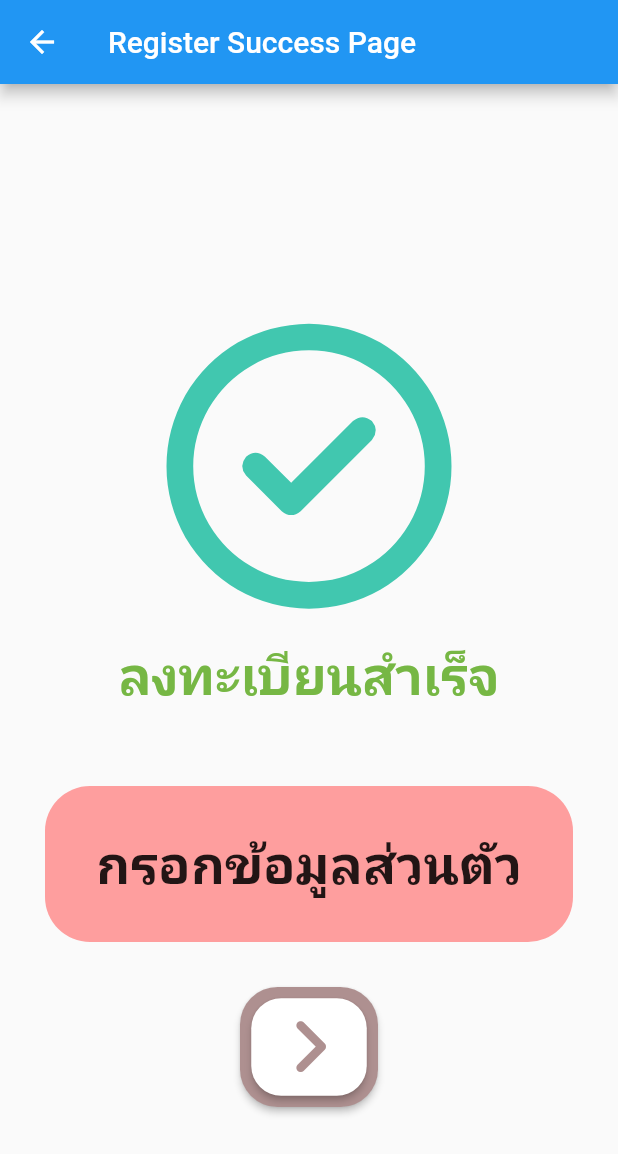
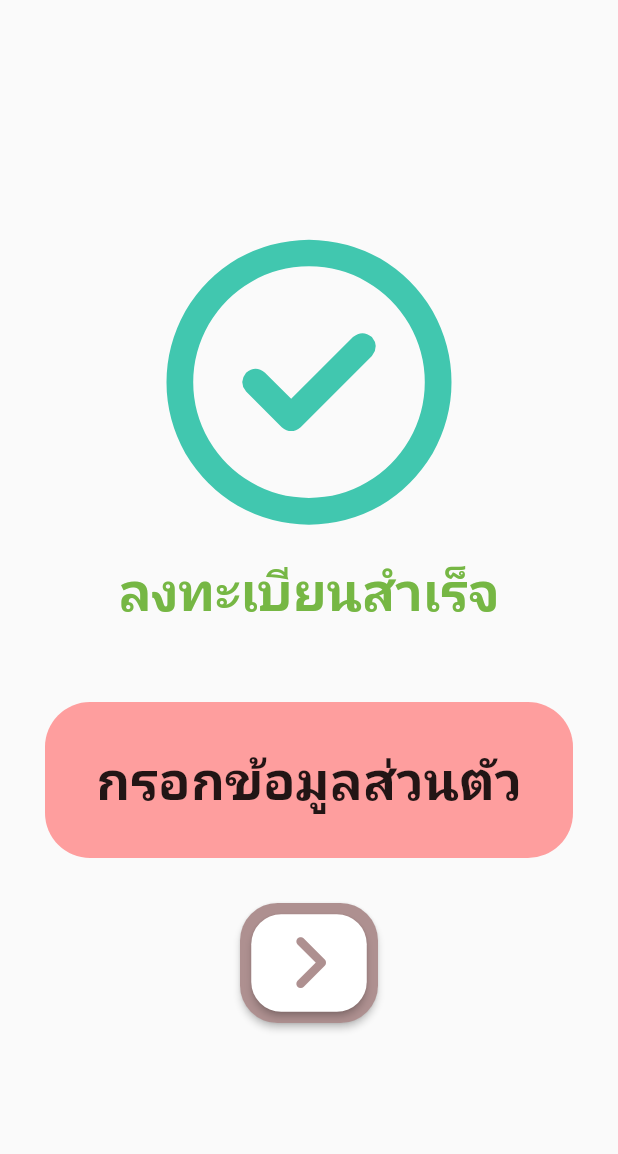
Before and after one commit to AINutritionProject/KinDeeUDee, a Flutter app: the RegisterSuccesPage screen opened directly, on a phone screen of 412 x 824 dp. Shown: the top 1154 px of the screen. Run offline on Flutter 3.47's test engine with Material 2 defaults, Android fonts, the phone set to English and light mode, and no system bars; our stand-ins replace camera, cloud_firestore, csv, dotted_border, firebase_auth, firebase_core and 6 more; accounts and stored records are empty.

Commit message:
remove appbar in register-success page

```diff
--- a/lib/pages/register_success.dart
+++ b/lib/pages/register_success.dart
@@ -8,7 +8,6 @@ class RegisterSuccesPage extends StatelessWidget {
   @override
   Widget build(BuildContext context) {
     return Scaffold(
-      appBar: AppBar(title: const Text("Register Success Page")),
       body: Column(
         children: [
           const Padding(
```
